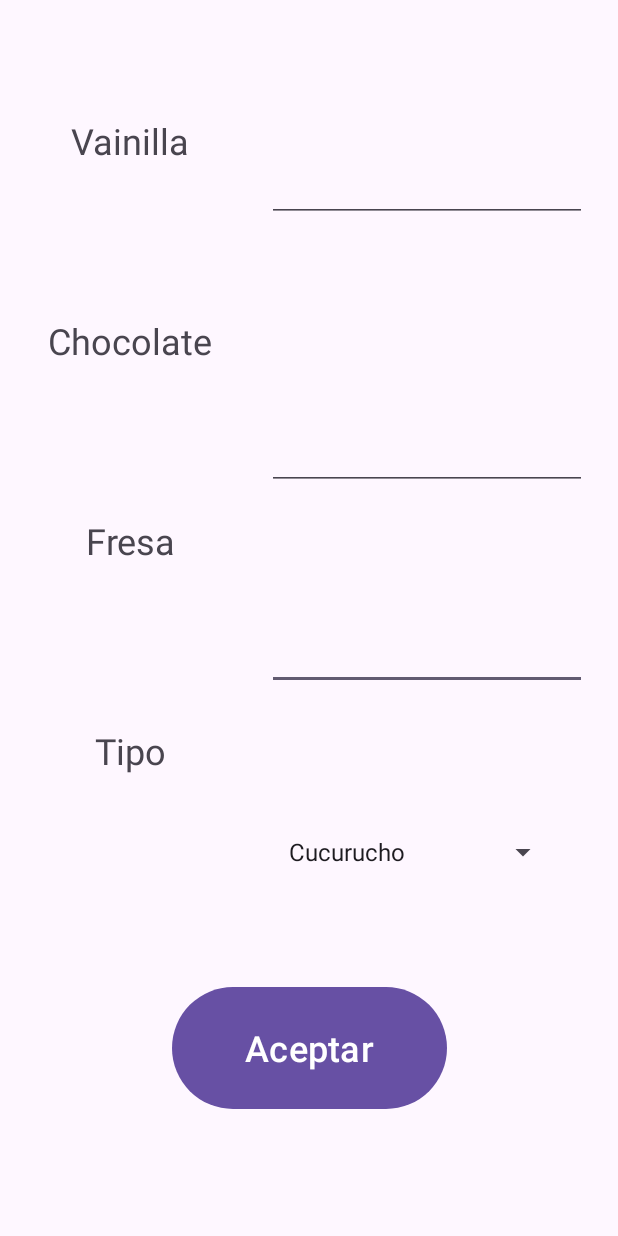
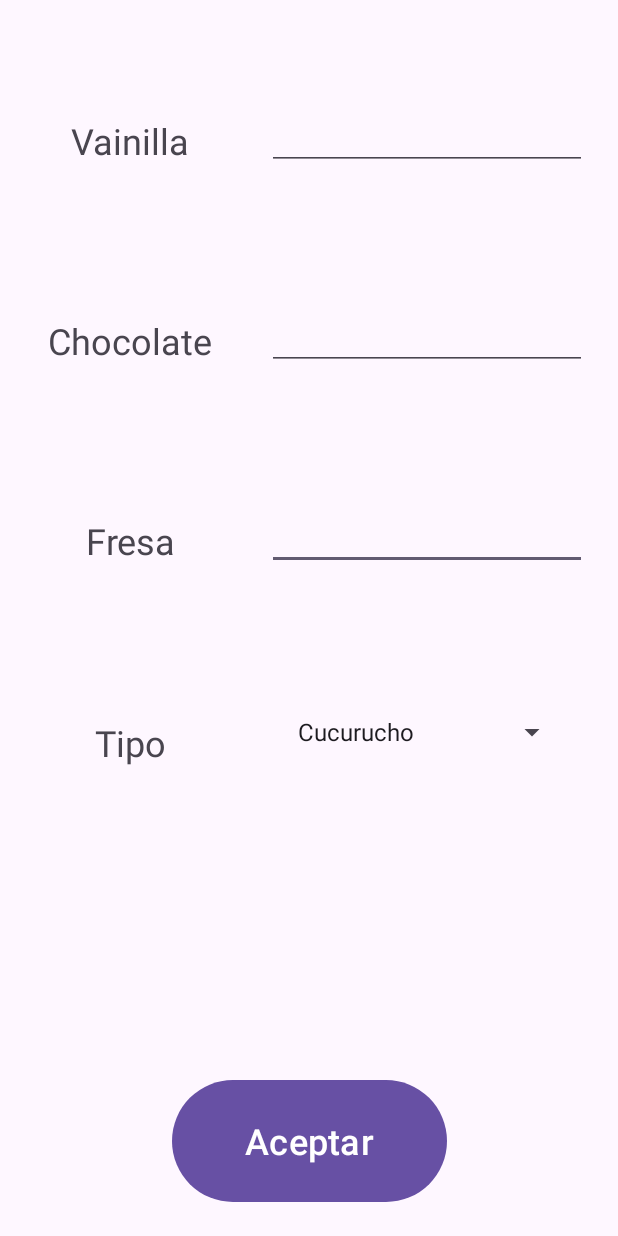
Before and after one commit to JavierRamiro8/PMDM_2324, an Android app: the u303Heladeria screen opened directly, with no data from a screen before it, on a phone screen of 412 x 824 dp. Run offline under Robolectric (Android 15) with nearby library versions, the phone set to English and light mode, and no system bars.

Commit message:
Heladeria medio Acabado

```diff
--- a/app/src/main/res/layout/activity_u303_heladeria.xml
+++ b/app/src/main/res/layout/activity_u303_heladeria.xml
@@ -43,7 +43,7 @@
         app:layout_constraintHorizontal_bias="0.0"
         app:layout_constraintStart_toStartOf="@+id/u303tvFresa"
         app:layout_constraintTop_toBottomOf="@+id/u303tvFresa"
-        app:layout_constraintVertical_bias="0.05" />
+        app:layout_constraintVertical_bias="0.008" />
 
     <TextView
         android:id="@+id/u303tvFresa"
@@ -89,13 +89,11 @@
         android:id="@+id/u303TiposHelados"
         android:layout_width="188dp"
         android:layout_height="40dp"
+        android:layout_marginTop="468dp"
         android:entries="@array/spinner_data"
-        app:layout_constraintBottom_toTopOf="@+id/u303btAceptar"
         app:layout_constraintEnd_toEndOf="parent"
-        app:layout_constraintHorizontal_bias="0.41"
         app:layout_constraintStart_toEndOf="@+id/u303tvTipo"
-        app:layout_constraintTop_toTopOf="parent"
-        app:layout_constraintVertical_bias="0.893" />
+        app:layout_constraintTop_toTopOf="parent" />
 
     <Button
         android:id="@+id/u303btAceptar"
@@ -107,7 +105,7 @@
         app:layout_constraintEnd_toEndOf="parent"
         app:layout_constraintStart_toStartOf="parent"
         app:layout_constraintTop_toTopOf="parent"
-        app:layout_constraintVertical_bias="0.89" />
+        app:layout_constraintVertical_bias="0.975" />
 
     <EditText
         android:id="@+id/ut303numVainilla"
@@ -120,4 +118,13 @@
         app:layout_constraintStart_toEndOf="@+id/u303tvVainilla"
         app:layout_constraintTop_toTopOf="parent"
         app:layout_constraintVertical_bias="0.436" />
+
+    <TextView
+        android:id="@+id/u303tvErrores"
+        android:layout_width="wrap_content"
+        android:layout_height="wrap_content"
+        app:layout_constraintBottom_toTopOf="@+id/u303btAceptar"
+        app:layout_constraintEnd_toEndOf="parent"
+        app:layout_constraintStart_toStartOf="parent"
+        app:layout_constraintTop_toBottomOf="@+id/u303TiposHelados" />
 </androidx.constraintlayout.widget.ConstraintLayout>
--- a/app/src/main/res/values/TiposHelados.xml
+++ b/app/src/main/res/values/TiposHelados.xml
@@ -2,7 +2,7 @@
 <resources>
     <string-array name="spinner_data">
         <item>Cucurucho</item>
-        <item>Cucurucho de chocolate</item>
+        <item>Cucurucho_de_chocolate</item>
         <item>Tarrina</item>
     </string-array>
 </resources>
```
Also changed, not shown: app/src/main/java/com/example/pmdm_2324/ut03/u303Heladeria.java (+23 -0 lines), app/src/main/java/com/example/pmdm_2324/ut03/u303ResultadoHeladeria.java (+56 -0 lines), app/src/main/res/layout/activity_u303_resultado_heladeria.xml (+11 -0 lines).
